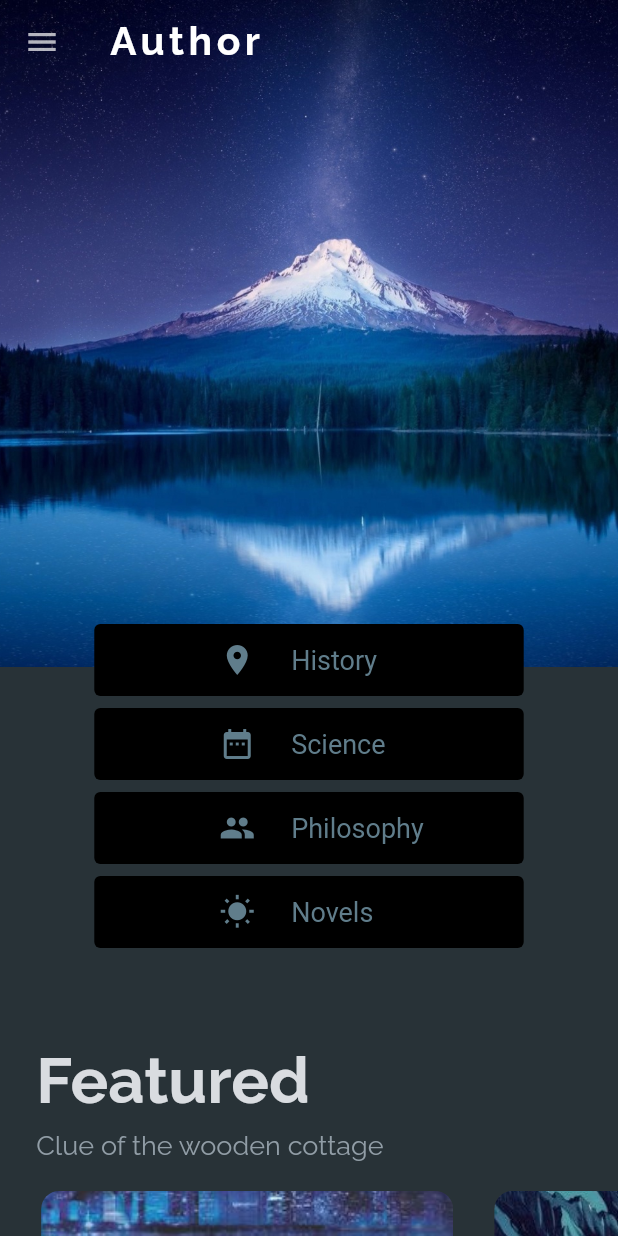
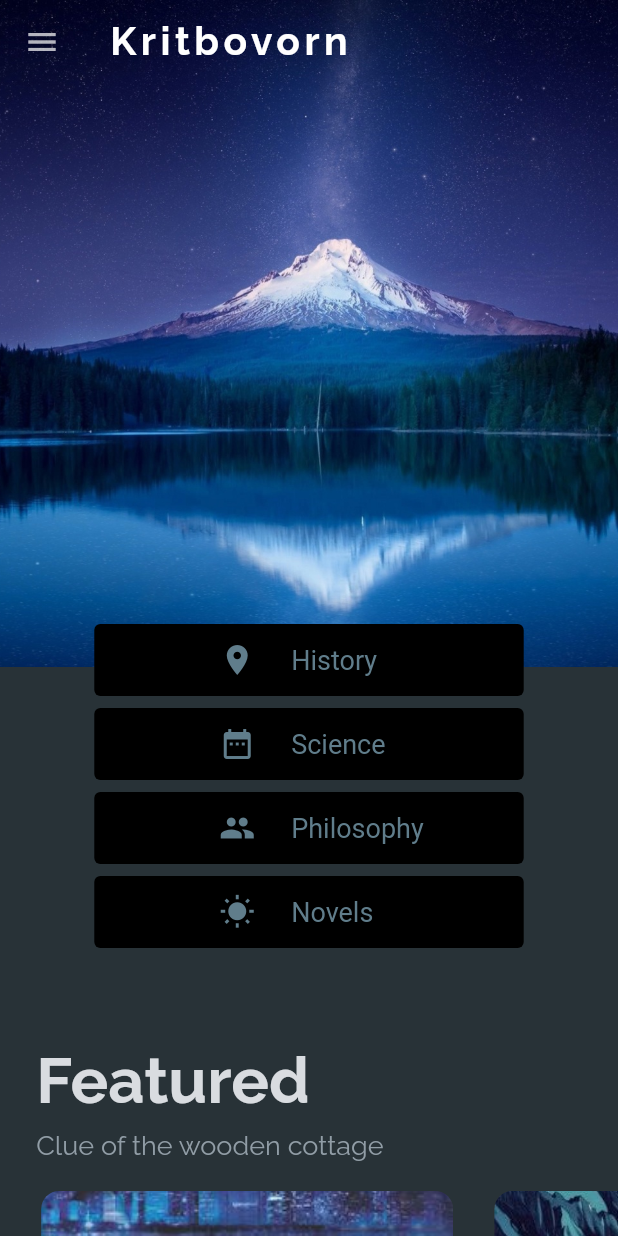
Before and after one commit to kritbovorn/Sample_web_flutter, a Flutter app: the screen it shows after launch, on a phone screen of 412 x 824 dp. Run offline on Flutter 3.47's test engine with Material 2 defaults, Android fonts, the phone set to English and light mode, and no system bars; our stand-ins replace carousel_slider, google_fonts.

Commit message:
will to upload to GitHub

```diff
--- a/lib/screens/home_page.dart
+++ b/lib/screens/home_page.dart
@@ -50,7 +50,7 @@ class _HomePageState extends State<HomePage> {
         elevation: 0,
         backgroundColor: Colors.black.withOpacity(_opacity < 0 ? 0.001 : _opacity),
         title: Text(
-                      "Author",
+                      "Kritbovorn",
                       style: GoogleFonts.raleway(
                         color: Colors.white,
                         fontSize: 26,
--- a/lib/widgets/menu_drawer.dart
+++ b/lib/widgets/menu_drawer.dart
@@ -93,7 +93,7 @@ class _MenuDrawerState extends State<MenuDrawer> {
               child: Align(
                 alignment: Alignment.bottomCenter,
                 child: Text(
-                  'Copyright © 2021 | DBestech',
+                  'Copyright © 2022 | Kritbovorn',
                   style: TextStyle(
                     color: Colors.blueGrey[300],
                     fontSize: 14,
--- a/lib/widgets/top_bar_content.dart
+++ b/lib/widgets/top_bar_content.dart
@@ -45,7 +45,7 @@ class _TopBarContentState extends State<TopBarContent> {
                   child: Padding(
                     padding: const EdgeInsets.only(left: 12, right: 12),
                     child: Text(
-                      "Author",
+                      "Kritbovorn",
                       style: GoogleFonts.raleway(
                         color: Colors.white,
                         fontSize: 26,
```
